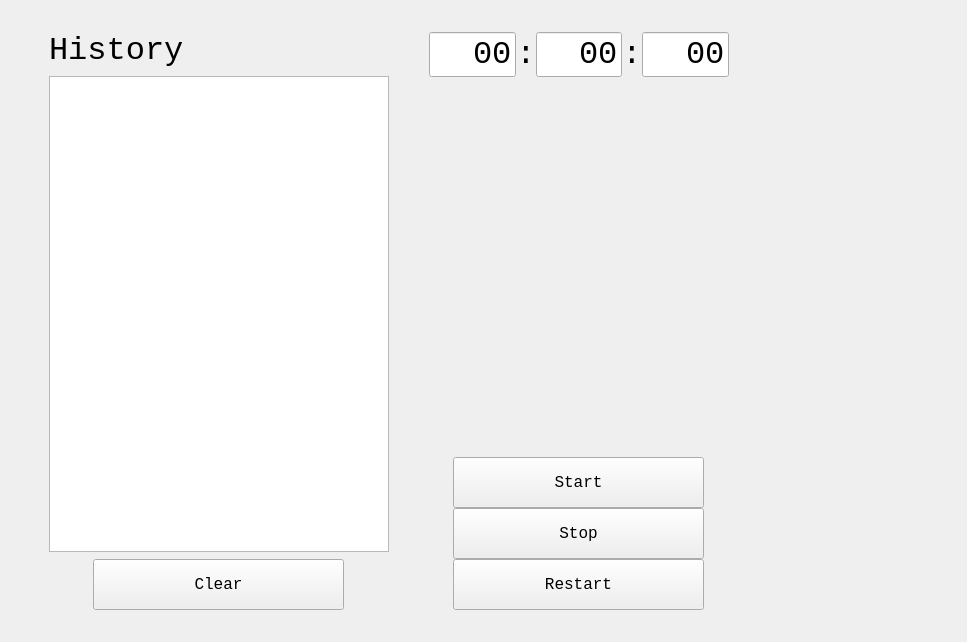
This is design/clocktimerapp.ui in OBess/Clock-Timer as Qt 5 draws it before an edit. The edited form follows.
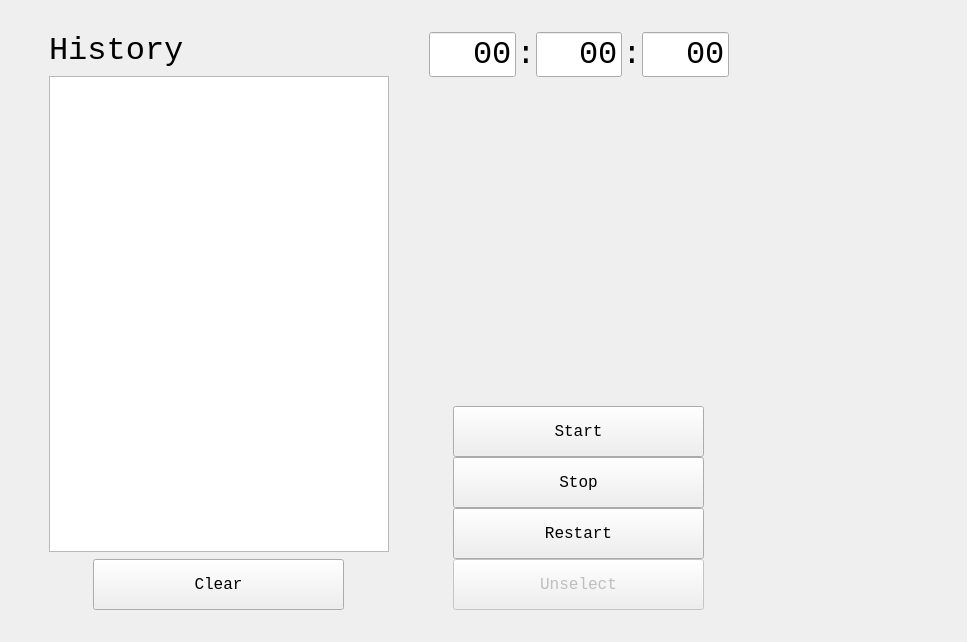
This is the edited form.

Commit message: Add Unselect button

Diff of the .ui file:
```diff
--- a/design/clocktimerapp.ui
+++ b/design/clocktimerapp.ui
@@ -357,6 +357,37 @@
          </property>
         </widget>
        </item>
+       <item alignment="Qt::AlignHCenter">
+        <widget class="QPushButton" name="btn_unselect">
+         <property name="enabled">
+          <bool>false</bool>
+         </property>
+         <property name="sizePolicy">
+          <sizepolicy hsizetype="Fixed" vsizetype="Fixed">
+           <horstretch>0</horstretch>
+           <verstretch>0</verstretch>
+          </sizepolicy>
+         </property>
+         <property name="minimumSize">
+          <size>
+           <width>251</width>
+           <height>51</height>
+          </size>
+         </property>
+         <property name="font">
+          <font>
+           <family>Consolas</family>
+           <pointsize>12</pointsize>
+          </font>
+         </property>
+         <property name="cursor">
+          <cursorShape>PointingHandCursor</cursorShape>
+         </property>
+         <property name="text">
+          <string>Unselect</string>
+         </property>
+        </widget>
+       </item>
       </layout>
      </item>
      <item>
```
The commit also changes 1 other file.
